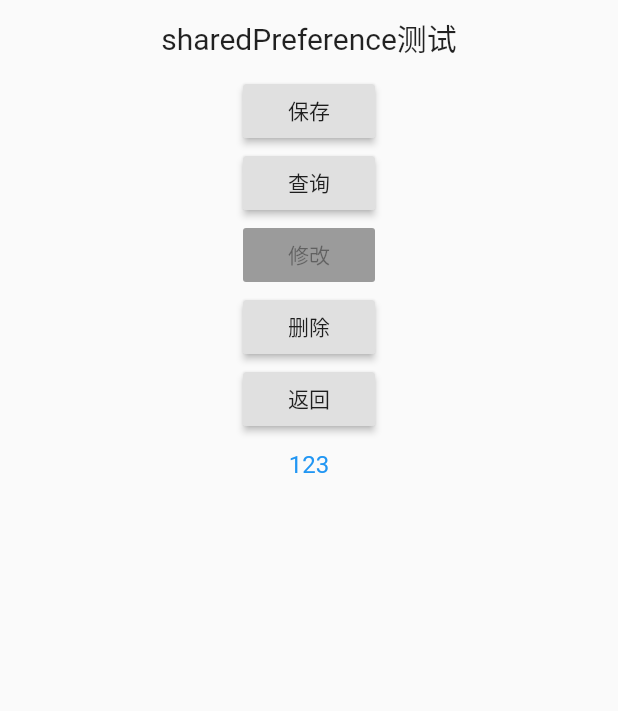
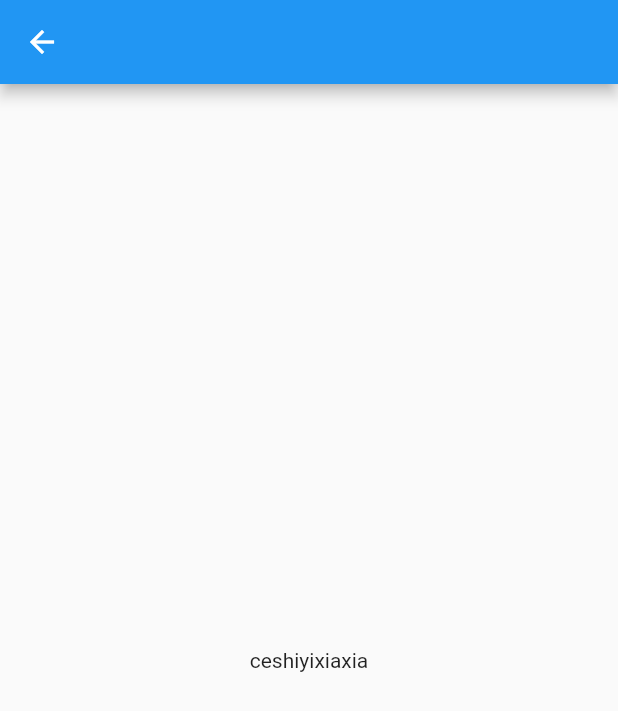
Before and after one commit to guojunliang/MyFlutter, a Flutter app: the SharedPreferenceTest screen opened directly, on a phone screen of 412 x 824 dp. Shown: the top 711 px of the screen. Run offline on Flutter 3.47's test engine with Material 2 defaults, Android fonts, the phone set to English and light mode, and no system bars.

```diff
--- a/lib/SharedPreferenceTest.dart
+++ b/lib/SharedPreferenceTest.dart
@@ -7,9 +7,19 @@ class SharedPreferenceTest extends StatefulWidget {
 
   @override
   State<StatefulWidget> createState() {
-    return SharedPreferenceState(_data);
+//    return SharedPreferenceState(_data);
+    return TestState();
   }
 
+}
+
+class TestState extends State<SharedPreferenceTest> {
+  @override
+  Widget build(BuildContext context) {
+    // TODO: implement build
+    return Scaffold(appBar: AppBar(centerTitle: true,),
+      body: Center(child: Text("ceshiyixiaxia"),),);
+  }
 }
 
 class SharedPreferenceState extends State<SharedPreferenceTest> {
@@ -35,7 +45,7 @@ class SharedPreferenceState extends State<SharedPreferenceTest> {
   }
 
   _pop() {
-    Navigator.pop(context,"hello");
+    Navigator.pop(context, "hello");
   }
 
   @override
```
Also changed, not shown: lib/SecondView.dart (added, +28 -0 lines), lib/main.dart (+33 -18 lines).
